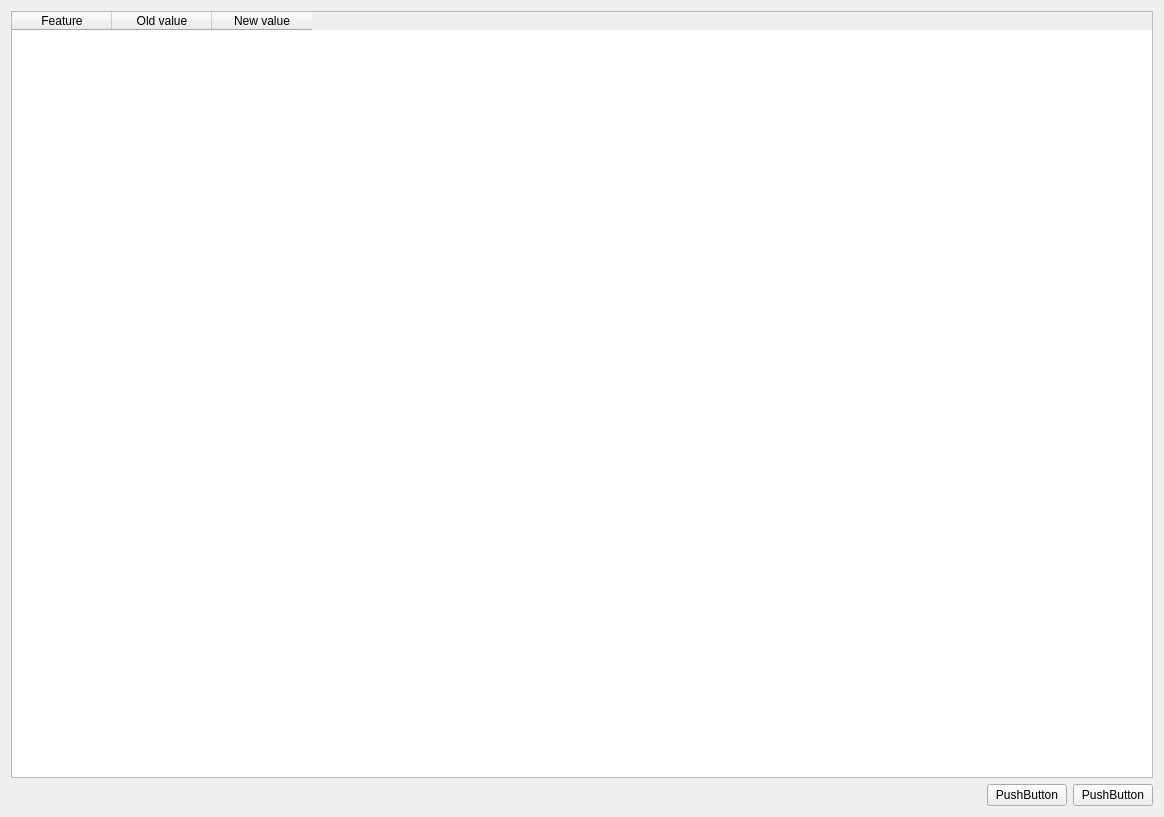
Above: assets/qt/diff.ui from WEEE-Open/pesto before the change. Below: the same form after it.
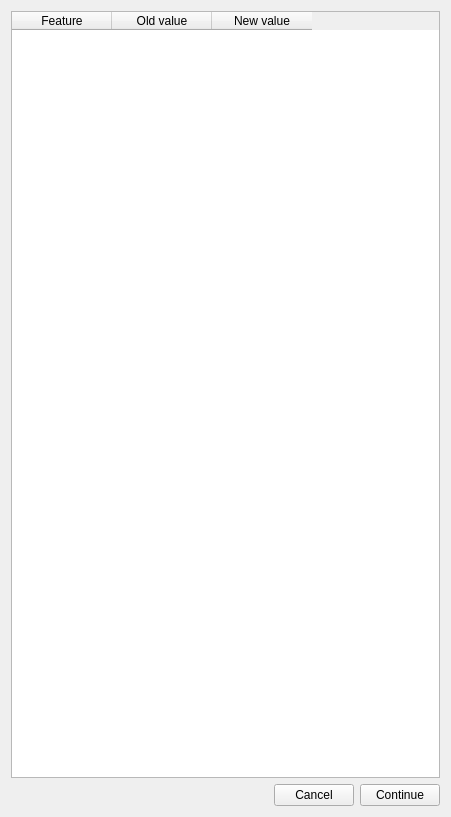
That is the form after the change.

Patch:
```diff
--- a/assets/qt/diff.ui
+++ b/assets/qt/diff.ui
@@ -6,10 +6,16 @@
    <rect>
     <x>0</x>
     <y>0</y>
-    <width>1164</width>
+    <width>451</width>
     <height>817</height>
    </rect>
   </property>
+  <property name="sizePolicy">
+   <sizepolicy hsizetype="Preferred" vsizetype="Preferred">
+    <horstretch>0</horstretch>
+    <verstretch>0</verstretch>
+   </sizepolicy>
+  </property>
   <property name="windowTitle">
    <string>Form</string>
   </property>
@@ -18,6 +24,15 @@
     <layout class="QHBoxLayout" name="horizontalLayout">
      <item>
       <widget class="QTableWidget" name="diffTableWidget">
+       <property name="sizePolicy">
+        <sizepolicy hsizetype="Minimum" vsizetype="Expanding">
+         <horstretch>0</horstretch>
+         <verstretch>0</verstretch>
+        </sizepolicy>
+       </property>
+       <attribute name="verticalHeaderVisible">
+        <bool>false</bool>
+       </attribute>
        <column>
         <property name="text">
          <string>Feature</string>
@@ -55,14 +70,14 @@
      <item>
       <widget class="QPushButton" name="pushButton_2">
        <property name="text">
-        <string>PushButton</string>
+        <string>Cancel</string>
        </property>
       </widget>
      </item>
      <item>
       <widget class="QPushButton" name="pushButton">
        <property name="text">
-        <string>PushButton</string>
+        <string>Continue</string>
        </property>
       </widget>
      </item>
```
